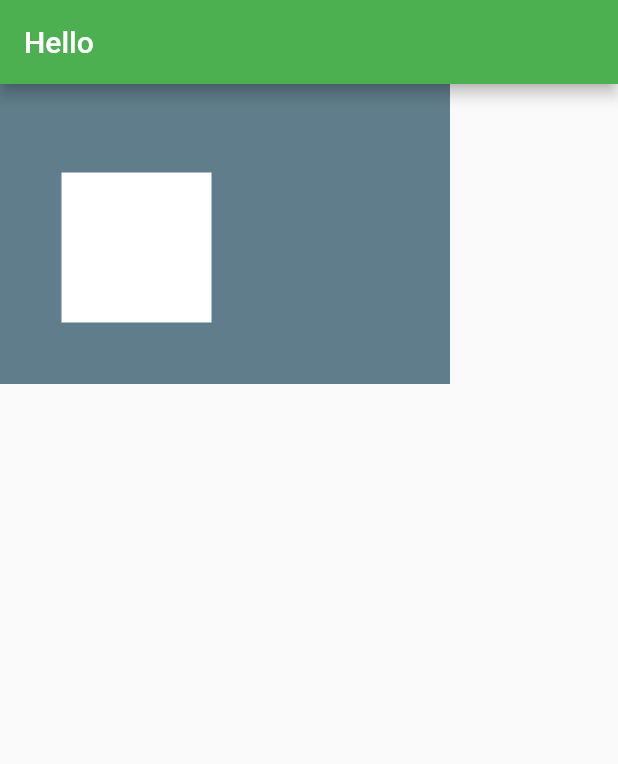
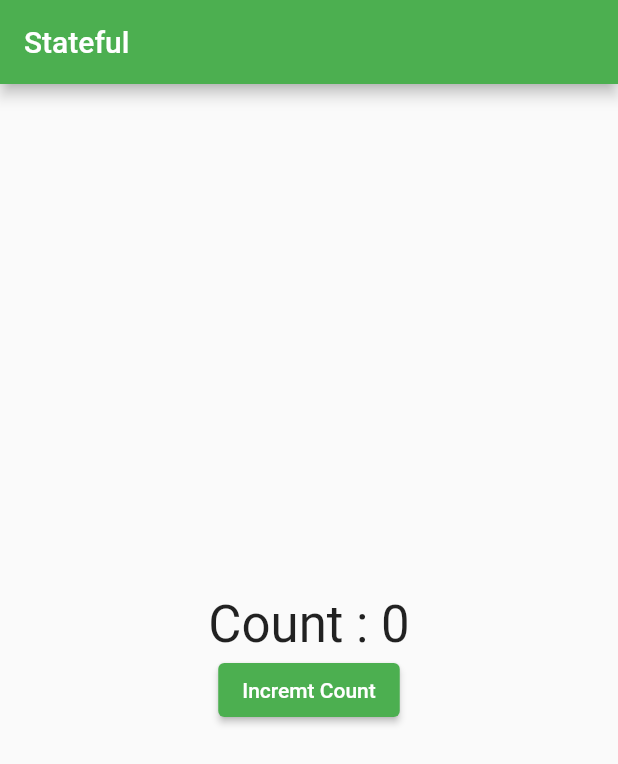
Before and after one commit to sthnischal/Flutter-Basics, a Flutter app: the screen it shows after launch, on a phone screen of 412 x 824 dp. Shown: the top 764 px of the screen. Run offline on Flutter 3.47's test engine with Material 2 defaults, Android fonts, the phone set to English and light mode, and no system bars; our stand-ins replace font_awesome_flutter.

Commit message:
Stateful Widget with own Counter App

```diff
--- a/flutterbasics/lib/main.dart
+++ b/flutterbasics/lib/main.dart
@@ -19,33 +19,43 @@ class FlutterApp extends StatelessWidget {
   }
 }
 
-class DashBoardScreen extends StatelessWidget {
+class DashBoardScreen extends StatefulWidget {
+  @override
+  State<StatefulWidget> createState() =>
+      DashBoardState(); // for single line return
+  // for multiple type return keyword also
+}
+
+class DashBoardState extends State<DashBoardScreen> {
+  var count = 0;
   @override
   Widget build(BuildContext context) {
     return Scaffold(
-        appBar: AppBar(
-          title: Text('Hello'),
-        ),
-        body: Container(
-          width: 300,
-          height: 200,
-          //width: double.infinity,
-          // height: double.infinity,
-          color: Colors.blueGrey,
-          child: Stack(
-            children: [
-              Positioned(
-                bottom: 41,
-                //right: 41,
-                left: 41,
-                child: Container(
-                  width: 100,
-                  height: 100,
-                  color: Colors.white,
-                ),
-              )
-            ],
+      appBar: AppBar(
+        title: Text('Stateful'),
+      ),
+      body: Center(
+          child: Column(
+        mainAxisAlignment: MainAxisAlignment.center,
+        children: [
+          Text(
+            'Count : $count',
+            style: TextStyle(fontSize: 34),
           ),
-        ));
+          ElevatedButton(
+              onPressed: () {
+                //count++;
+                //count = count +1;
+                //count +=1;
+
+                setState(() {
+                  count++;
+                  print(count);
+                });
+              },
+              child: Text('Incremt Count'))
+        ],
+      )),
+    );
   }
 }
```
